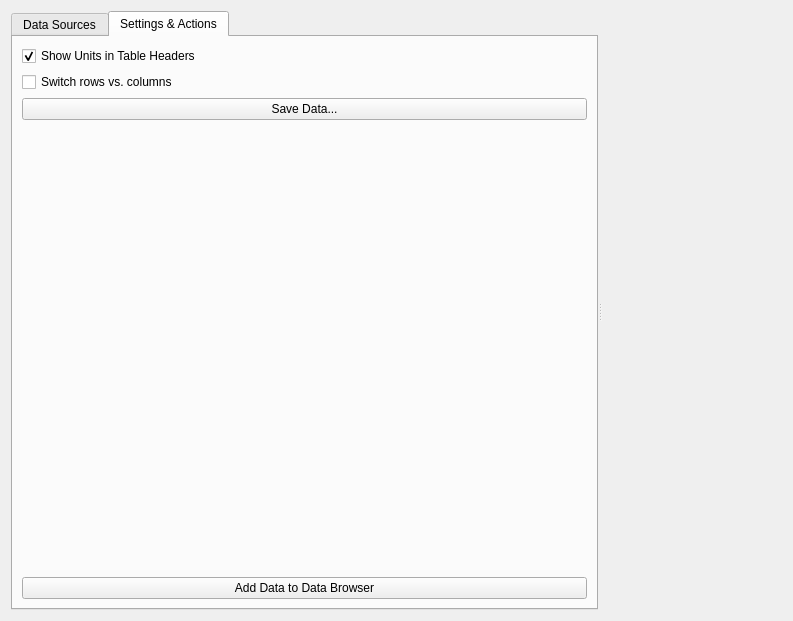
Above: src/simulationworkbench/widgets/tablewidget_v1.ui from CSB-at-ZIB/BioPARKIN before the change. Below: the same form after it.
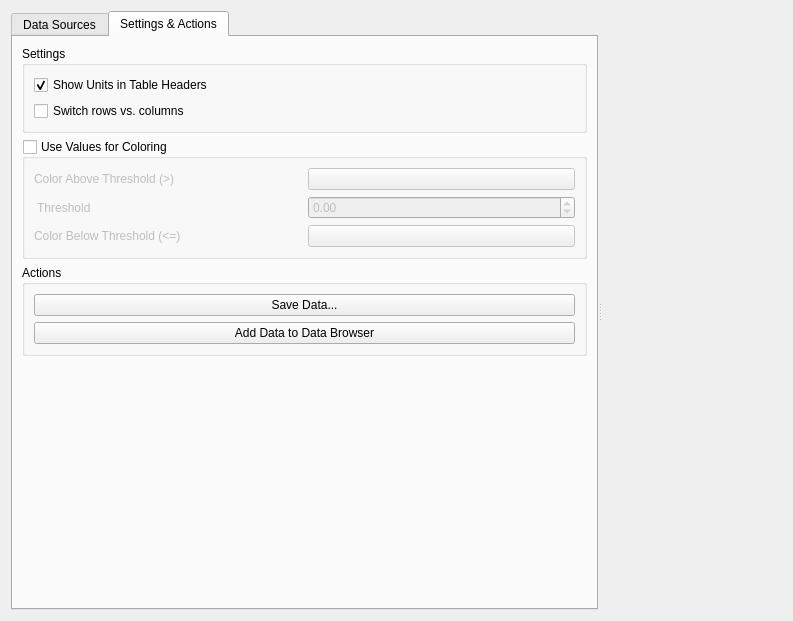
That is the form after the change. The open tabs and pages were chosen to show the change.

Commit message:
working on: Add functionality to color subconditions
Reworked the table widget to include color options...

```diff
--- a/src/simulationworkbench/widgets/tablewidget_v1.ui
+++ b/src/simulationworkbench/widgets/tablewidget_v1.ui
@@ -79,8 +79,14 @@
        <attribute name="title">
         <string>Settings &amp;&amp; Actions</string>
        </attribute>
-       <layout class="QVBoxLayout" name="verticalLayout_2">
+       <layout class="QVBoxLayout" name="verticalLayout_5">
         <item>
+         <layout class="QVBoxLayout" name="verticalLayout_4">
+          <item>
+           <widget class="QGroupBox" name="groupBox_GeneralSettings">
+            <property name="title">
+             <string>Settings</string>
+            </property>
          <layout class="QVBoxLayout" name="verticalLayout">
           <item>
            <widget class="QCheckBox" name="checkBoxShowUnits">
@@ -100,7 +106,74 @@
            </widget>
           </item>
          </layout>
-        </item>
+           </widget>
+          </item>
+          <item>
+           <widget class="QGroupBox" name="groupBox_Coloring">
+            <property name="title">
+             <string>Use Values for Coloring</string>
+            </property>
+            <property name="checkable">
+             <bool>true</bool>
+            </property>
+            <property name="checked">
+             <bool>false</bool>
+            </property>
+            <layout class="QGridLayout" name="gridLayout">
+             <item row="0" column="0">
+              <widget class="QLabel" name="label_Coloring_AboveThreshold">
+               <property name="text">
+                <string>Color Above Threshold (&gt;)</string>
+               </property>
+              </widget>
+             </item>
+             <item row="0" column="1">
+              <widget class="QPushButton" name="button_Coloring_AboveThreshold">
+               <property name="text">
+                <string/>
+               </property>
+              </widget>
+             </item>
+             <item row="1" column="0">
+              <widget class="QLabel" name="label_Coloring_Threshold">
+               <property name="text">
+                <string> Threshold</string>
+               </property>
+              </widget>
+             </item>
+             <item row="1" column="1">
+              <widget class="QDoubleSpinBox" name="doubleSpinBox_Coloring_Threshold">
+               <property name="minimum">
+                <double>-999999999.000000000000000</double>
+               </property>
+               <property name="maximum">
+                <double>999999999.000000000000000</double>
+               </property>
+              </widget>
+             </item>
+             <item row="2" column="0">
+              <widget class="QLabel" name="label_Coloring_BelowThreshold">
+               <property name="text">
+                <string>Color Below Threshold (&lt;=)</string>
+               </property>
+              </widget>
+             </item>
+             <item row="2" column="1">
+              <widget class="QPushButton" name="button_Coloring_BelowThreshold">
+               <property name="text">
+                <string/>
+               </property>
+              </widget>
+             </item>
+            </layout>
+           </widget>
+          </item>
+          <item>
+           <widget class="QGroupBox" name="groupBox_Actions">
+            <property name="title">
+             <string>Actions</string>
+            </property>
+            <layout class="QVBoxLayout" name="verticalLayout_2">
         <item>
          <widget class="QPushButton" name="buttonSaveTable">
           <property name="text">
@@ -109,6 +182,19 @@
          </widget>
         </item>
         <item>
+              <widget class="QPushButton" name="buttonSetExperimentalData">
+               <property name="text">
+                <string>Add Data to Data Browser</string>
+               </property>
+               <property name="flat">
+                <bool>false</bool>
+               </property>
+              </widget>
+             </item>
+            </layout>
+           </widget>
+          </item>
+          <item>
          <spacer name="verticalSpacer">
           <property name="orientation">
            <enum>Qt::Vertical</enum>
@@ -116,20 +202,12 @@
           <property name="sizeHint" stdset="0">
            <size>
             <width>20</width>
-            <height>429</height>
+              <height>40</height>
            </size>
           </property>
          </spacer>
         </item>
-        <item>
-         <widget class="QPushButton" name="buttonSetExperimentalData">
-          <property name="text">
-           <string>Add Data to Data Browser</string>
-          </property>
-          <property name="flat">
-           <bool>false</bool>
-          </property>
-         </widget>
+         </layout>
         </item>
        </layout>
       </widget>
```
Lines whose indentation alone changed are shown as unchanged. The commit also changes 1 other file.
